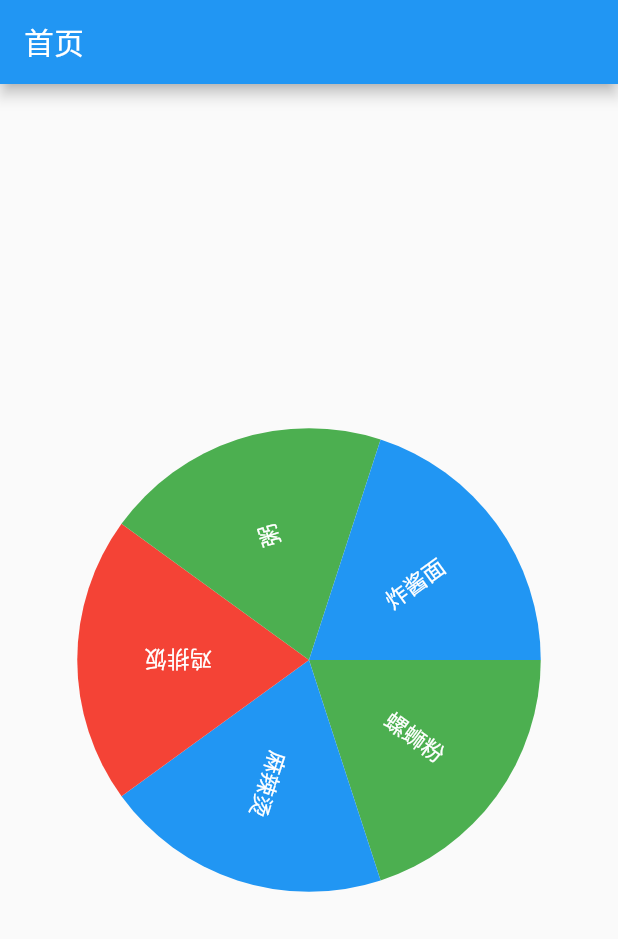
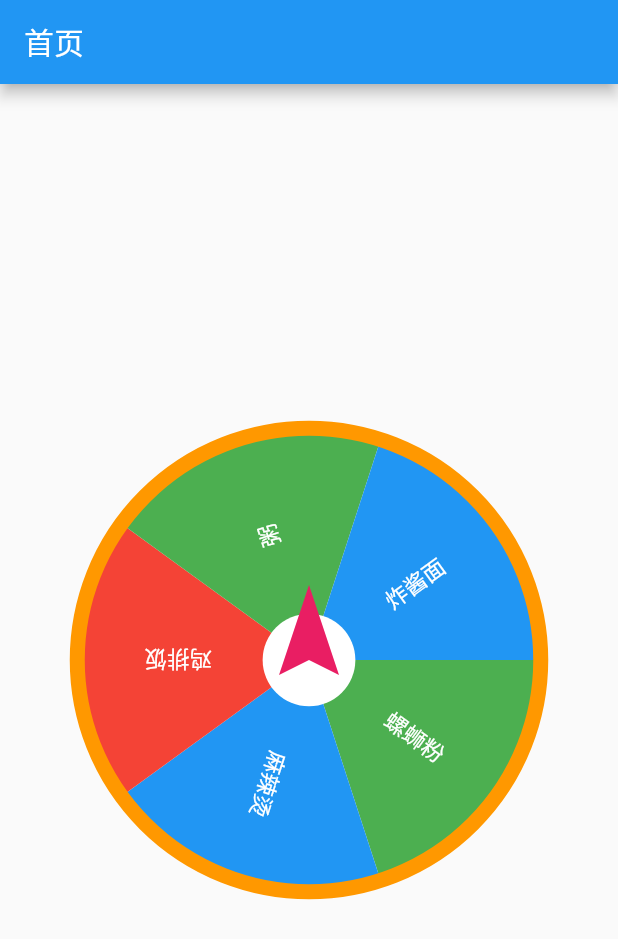
Before and after one commit to woxihejinghao/luckTurntable, a Flutter app: the screen it shows after launch, on a phone screen of 412 x 824 dp. Shown: the top 939 px of the screen. Run offline on Flutter 3.47's test engine with Material 2 defaults, Android fonts, the phone set to English and light mode, and no system bars.

Commit message:
绘制指针

```diff
--- a/lib/home_page.dart
+++ b/lib/home_page.dart
@@ -1,5 +1,9 @@
+import 'dart:typed_data';
+
 import 'package:flutter/material.dart';
+import 'package:flutter/services.dart';
 import 'package:luck_turntable/turntable_paint.dart';
+import 'dart:ui' as ui;
 
 class HomePage extends StatefulWidget {
   const HomePage({Key? key}) : super(key: key);
@@ -9,6 +13,21 @@ class HomePage extends StatefulWidget {
 }
 
 class _HomePageState extends State<HomePage> {
+  ui.Image? _icon;
+  ui.Image? _point;
+  @override
+  void initState() {
+    super.initState();
+
+    _loadImage().then((value) {
+      setState(() {
+        List<ui.Image>? _imageList = value;
+        _icon = _imageList[0];
+        _point = _imageList[1];
+      });
+    });
+  }
+
   @override
   Widget build(BuildContext context) {
     return Scaffold(
@@ -20,10 +39,29 @@ class _HomePageState extends State<HomePage> {
           height: MediaQuery.of(context).size.width * 3 / 4,
           width: MediaQuery.of(context).size.width * 3 / 4,
           child: CustomPaint(
-            painter: TurntablePainter(["螺蛳粉", "麻辣烫", "鸡排饭", "粥", "炸酱面"]),
+            painter: TurntablePainter(
+                ["螺蛳粉", "麻辣烫", "鸡排饭", "粥", "炸酱面"], _icon, _point),
           ),
         ),
       ),
     );
   }
+
+  Future<List<ui.Image>> _loadImage() async {
+    //   Uri uri = Uri.parse("assets/images/heart.png");
+    // Image.asset("assets/images/heart.png").lis
+    List<ui.Image> list = [];
+    ByteData data = await rootBundle.load("assets/images/heart.png");
+    ui.Codec codec = await ui.instantiateImageCodec(data.buffer.asUint8List());
+    ui.FrameInfo fi = await codec.getNextFrame();
+
+    list.add(fi.image);
+
+    data = await rootBundle.load("assets/images/point.png");
+    codec = await ui.instantiateImageCodec(data.buffer.asUint8List());
+    fi = await codec.getNextFrame();
+
+    list.add(fi.image);
+    return list;
+  }
 }
--- a/lib/turntable_paint.dart
+++ b/lib/turntable_paint.dart
@@ -1,12 +1,14 @@
 import 'dart:math';
-
+import 'dart:ui' as ui;
 import 'package:flutter/material.dart';
 
 class TurntablePainter extends CustomPainter {
   ///标题组
   final List<String> titles;
+  final ui.Image? icon;
+  final ui.Image? point;
 
-  TurntablePainter(this.titles);
+  TurntablePainter(this.titles, this.icon, this.point);
 
   @override
   void paint(Canvas canvas, Size size) {
@@ -48,6 +50,77 @@ class TurntablePainter extends CustomPainter {
 
       canvas.restore(); //恢复
     }
+
+    paint.color = Colors.white;
+    canvas.drawCircle(
+        Offset(size.width / 2, size.height / 2), size.width / 10, paint);
+    //绘制图标
+    // ui.Image icon = ui.Image()
+
+    if (icon != null) {
+      // canvas.drawImage(icon!, Offset(size.width / 2, size.height / 2), paint);
+      // canvas.drawImageRect(
+      //     icon!,
+      //     Rect.fromLTRB(0, 0, icon!.width * 1.0, icon!.height * 1.0),
+      //     Rect.fromCenter(
+      //         center: Offset(size.width / 2, size.height / 2),
+      //         width: size.width / 8,
+      //         height: size.width / 8),
+      //     paint);
+    }
+
+    ///绘制外圆
+    canvas.drawCircle(
+        Offset(size.width / 2, size.height / 2),
+        size.width / 2,
+        paint
+          ..style = PaintingStyle.stroke
+          ..color = Colors.orange
+          ..strokeWidth = 10);
+
+    ///绘制指针
+    // if (point != null) {
+    //   // canvas.drawImage(icon!, Offset(size.width / 2, size.height / 2), paint);
+    //   canvas.save();
+    //   // canvas.translate(-size.width / 2, -size.height / 2);
+    //   canvas.rotate(2 * pi * 0.4);
+
+    //   canvas.drawImageRect(
+    //       point!,
+    //       Rect.fromLTRB(0, 0, point!.width * 1.0, point!.height * 1.0),
+    //       const Rect.fromLTRB(0, 0, 50, 50)
+    //           .translate(-size.width / 3, -size.height),
+    //       paint);
+
+    //   canvas.restore();
+    // }
+
+    _drawPoint(canvas, size);
+  }
+
+  //绘制指针
+  _drawPoint(Canvas canvas, Size size) {
+    canvas.save();
+    canvas.translate(size.width / 2, size.height / 2);
+    Path path = Path();
+
+    path.moveTo(0, -50);
+    path.lineTo(-20, 10);
+    path.lineTo(0, 0);
+    path.lineTo(20, 10);
+    // path.arcToPoint(const Offset(0, 30),
+    //     radius: const Radius.circular(20), largeArc: true);
+    // path.close();
+
+    Paint paint = Paint()
+      ..strokeCap = StrokeCap.round
+      ..color = Colors.pink
+      ..strokeWidth = 3
+      ..isAntiAlias = true
+      ..style = PaintingStyle.fill; //填充、
+    canvas.drawPath(path, paint);
+
+    canvas.restore();
   }
 
   @override
--- a/pubspec.yaml
+++ b/pubspec.yaml
@@ -58,9 +58,9 @@ flutter:
   uses-material-design: true
 
   # To add assets to your application, add an assets section, like this:
-  # assets:
-  #   - images/a_dot_burr.jpeg
-  #   - images/a_dot_ham.jpeg
+  assets:
+    - assets/images/heart.png
+    - assets/images/point.png
 
   # An image asset can refer to one or more resolution-specific "variants", see
   # https://flutter.dev/assets-and-images/#resolution-aware.
```
Also changed, not shown: assets/images/heart.png (added), assets/images/point.png (added).
